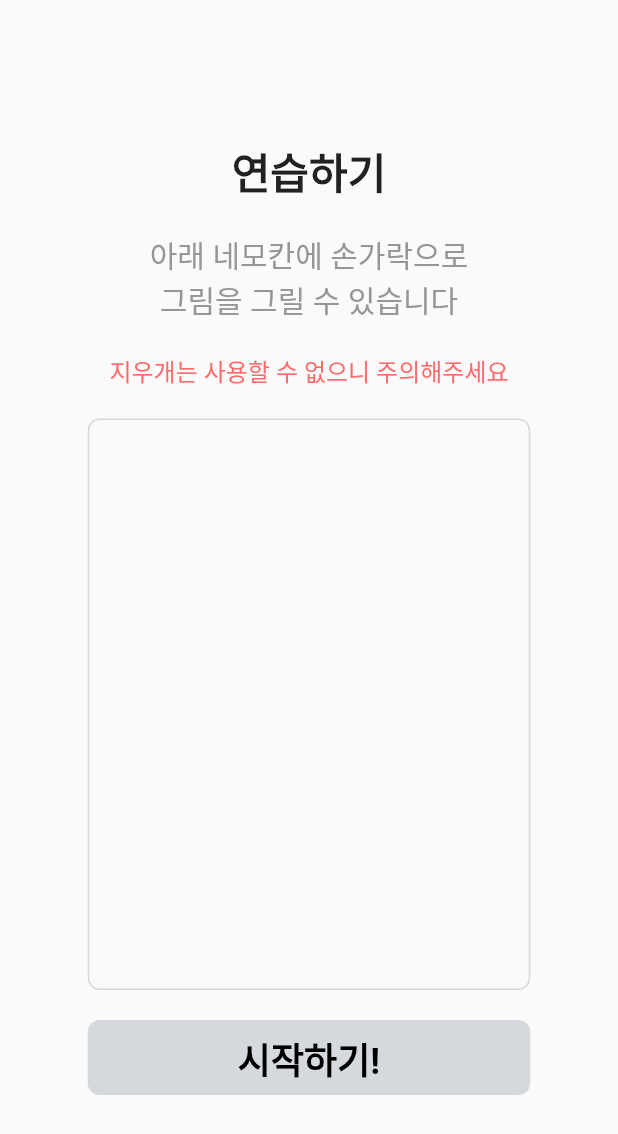
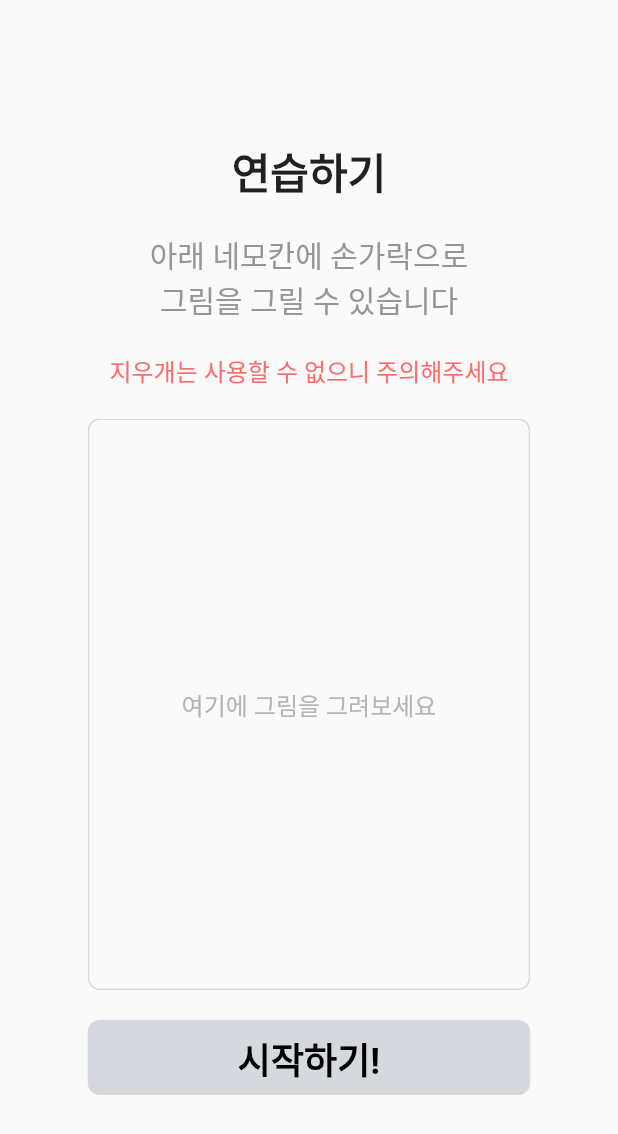
Before and after one commit to H4ngL/2024_ITE3062, a Flutter app: the TutorialPage screen opened directly, on a phone screen of 412 x 824 dp. Shown: the top 1134 px of the screen. Run offline on Flutter 3.47's test engine with Material 3 defaults, Android fonts, the phone set to English and light mode, and no system bars; our stand-ins replace cloud_firestore, dropdown_button2, firebase_auth, firebase_core, flutter_colorpicker, get and 2 more; missing offline and left inert: flutter_web_frame, just_the_tooltip; accounts and stored records are empty; Roboto replaces fonts that are missing (Pretendard).

Commit message:
feat: Add custom canvas

```diff
--- a/project2/lib/screens/home_page.dart
+++ b/project2/lib/screens/home_page.dart
@@ -56,7 +56,7 @@ class HomePage extends StatelessWidget {
                   ),
                   SizedBox(width: 5),
                   Text(
-                    '해당 설문은 캔버스 성능 향상을\n목적으로 진행됩니다',
+                    '해당 테스트는 캔버스 성능 향상을\n목적으로 진행됩니다',
                     style: TextStyle(
                       fontSize: 20,
                       color: ColorStyles.grey1,
--- a/project2/lib/screens/tutorial_page.dart
+++ b/project2/lib/screens/tutorial_page.dart
@@ -2,6 +2,7 @@ import 'package:flutter/material.dart';
 import 'package:project2/screens/canvas_page.dart';
 import 'package:project2/theme/colors.dart';
 import 'package:project2/widgets/custom_button.dart';
+import 'package:project2/widgets/custom_canvas.dart';
 
 class TutorialPage extends StatelessWidget {
   const TutorialPage({super.key});
@@ -43,15 +44,16 @@ class TutorialPage extends StatelessWidget {
                 ),
               ),
               const SizedBox(height: 20),
-              Container(
-                width: 295,
-                height: 381,
-                decoration: BoxDecoration(
-                  border: Border.all(
-                    color: ColorStyles.grey0,
-                    width: 1,
+              const CustomCanvas(
+                size: Size(295, 381),
+                child: Center(
+                  child: Text(
+                    '여기에 그림을 그려보세요',
+                    style: TextStyle(
+                      fontSize: 16,
+                      color: ColorStyles.grey1,
+                    ),
                   ),
-                  borderRadius: BorderRadius.circular(8),
                 ),
               ),
               const SizedBox(height: 20),
--- /dev/null
+++ b/project2/lib/widgets/custom_canvas.dart
@@ -0,0 +1,94 @@
+import 'package:flutter/material.dart';
+import 'package:project2/theme/colors.dart';
+import 'dart:ui' as ui;
+
+class CustomCanvas extends StatefulWidget {
+  const CustomCanvas({
+    super.key,
+    required this.size,
+    this.child,
+  });
+
+  final Size size;
+  final Widget? child;
+
+  @override
+  State<CustomCanvas> createState() => _CustomCanvasState();
+}
+
+class _CustomCanvasState extends State<CustomCanvas> {
+  List<Offset> points = [];
+
+  @override
+  Widget build(BuildContext context) {
+    return Stack(
+      children: [
+        if (widget.child != null)
+          SizedBox(
+            width: widget.size.width,
+            height: widget.size.height,
+            child: widget.child!,
+          ),
+        GestureDetector(
+          onPanUpdate: (details) {
+            setState(() {
+              RenderBox renderBox = context.findRenderObject() as RenderBox;
+              points.add(renderBox.globalToLocal(details.globalPosition));
+            });
+          },
+          onPanEnd: (details) {
+            setState(() {
+              points.add(Offset.zero);
+            });
+          },
+          child: ClipRect(
+            child: Container(
+              width: widget.size.width,
+              height: widget.size.height,
+              decoration: BoxDecoration(
+                border: Border.all(
+                  color: ColorStyles.grey0,
+                  width: 1,
+                ),
+                borderRadius: BorderRadius.circular(8),
+              ),
+              child: CustomPaint(
+                painter: _DrawingPainter(points),
+              ),
+            ),
+          ),
+        ),
+      ],
+    );
+  }
+}
+
+class _DrawingPainter extends CustomPainter {
+  final List<Offset> points;
+
+  _DrawingPainter(this.points);
+
+  @override
+  void paint(Canvas canvas, Size size) {
+    Paint paint = Paint()
+      ..color = Colors.black
+      ..strokeCap = StrokeCap.round
+      ..strokeWidth = 5.0;
+
+    Rect clipRect = Rect.fromLTWH(0, 0, size.width, size.height);
+    canvas.clipRect(clipRect);
+
+    for (int i = 0; i < points.length - 1; i++) {
+      if (points[i] != Offset.zero && points[i + 1] != Offset.zero) {
+        canvas.drawLine(points[i], points[i + 1], paint);
+      } else if (points[i] != Offset.zero && points[i + 1] == Offset.zero) {
+        canvas.drawPoints(ui.PointMode.points, [points[i]], paint);
+      }
+    }
+  }
+
+  @override
+  bool shouldRepaint(covariant CustomPainter oldDelegate) {
+    return true;
+  }
+}
```
Also changed, not shown: project2/lib/screens/canvas_page.dart (+3 -10 lines).
